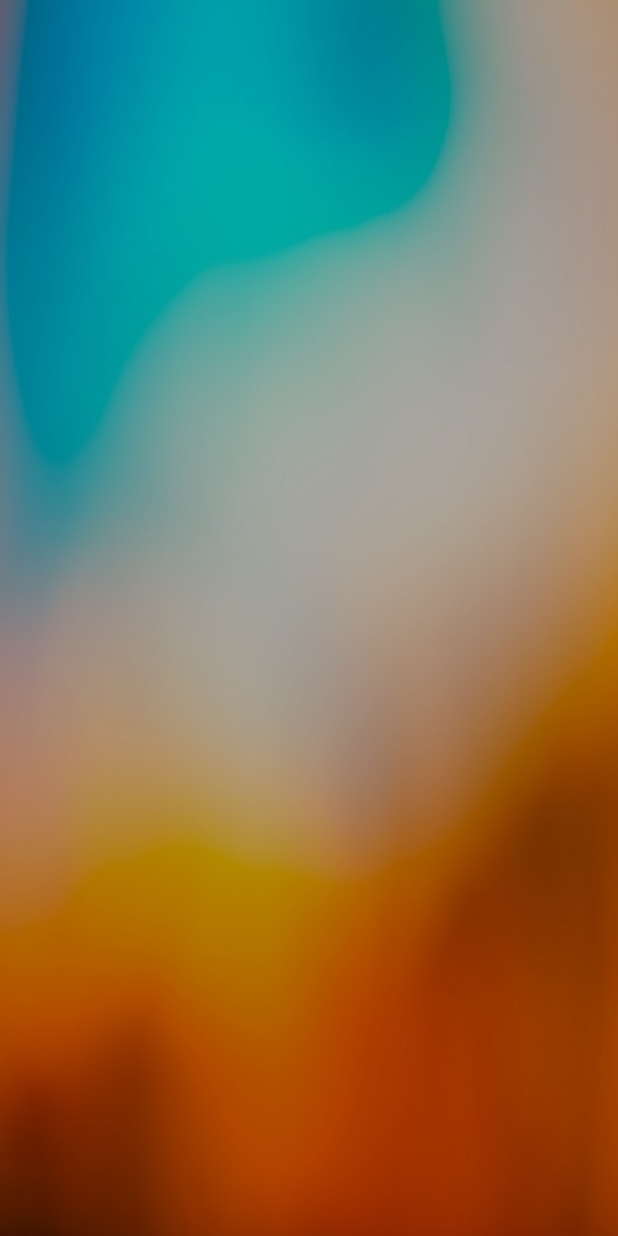
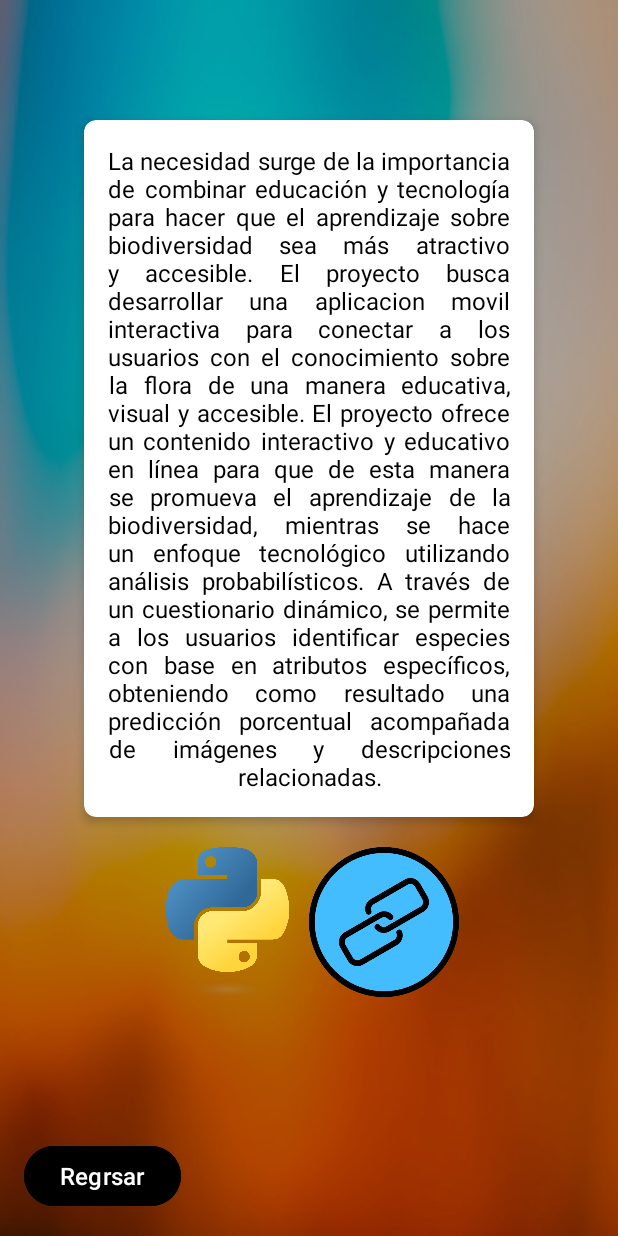
Before and after one commit to AzaelLobos/PrediccionMovil, an Android app: the layout vista_informacion.xml on its own in the app's theme, with its tools: preview values and no code run, on a phone screen of 412 x 824 dp. Run offline under Robolectric (Android 15) with nearby library versions, the phone set to English and light mode, and no system bars.

Commit message:
Cambios en las vistas de informacion y prediccion y creacion de clases java para la informacion y prediccion

```diff
--- a/proyecto/app/src/main/res/layout/vista_informacion.xml
+++ b/proyecto/app/src/main/res/layout/vista_informacion.xml
@@ -1,5 +1,6 @@
 <?xml version="1.0" encoding="utf-8"?>
-<androidx.constraintlayout.widget.ConstraintLayout xmlns:android="http://schemas.android.com/apk/res/android"
+<androidx.constraintlayout.widget.ConstraintLayout
+    xmlns:android="http://schemas.android.com/apk/res/android"
     xmlns:app="http://schemas.android.com/apk/res-auto"
     xmlns:tools="http://schemas.android.com/tools"
     android:id="@+id/main"
@@ -9,7 +10,6 @@
     tools:context=".MainActivity">
 
     <!-- Capa semitransparente (20% de opacidad) -->
-
     <View
         android:id="@+id/overlay"
         android:layout_width="match_parent"
@@ -20,7 +20,70 @@
         app:layout_constraintStart_toStartOf="parent"
         app:layout_constraintTop_toTopOf="parent"/>
 
+    <!-- Recuadro de Texto -->
+    <androidx.cardview.widget.CardView
+        android:id="@+id/cardTexto"
+        android:layout_width="300dp"
+        android:layout_height="wrap_content"
+        android:layout_marginTop="80dp"
+        app:cardCornerRadius="8dp"
+        app:cardElevation="4dp"
+        app:layout_constraintTop_toTopOf="parent"
+        app:layout_constraintStart_toStartOf="parent"
+        app:layout_constraintEnd_toEndOf="parent">
 
+        <TextView
+            android:id="@+id/textoInfo"
+            android:layout_width="match_parent"
+            android:layout_height="wrap_content"
+            android:padding="16dp"
+            android:text="La necesidad surge de la importancia de combinar educación y tecnología para hacer que el aprendizaje sobre biodiversidad sea más atractivo y accesible. El proyecto busca desarrollar una aplicacion movil interactiva para conectar a los usuarios con el conocimiento sobre la flora de una manera educativa, visual y accesible.
+El proyecto ofrece un contenido interactivo y educativo en línea para que de esta manera se promueva el aprendizaje de la biodiversidad, mientras se hace un enfoque tecnológico utilizando análisis probabilísticos. A través de un cuestionario dinámico, se permite a los usuarios identificar especies con base en atributos específicos, obteniendo como resultado una predicción porcentual acompañada de imágenes y descripciones relacionadas."
+            android:textSize="16sp"
+            android:textAlignment="center"
+            android:textColor="@android:color/black"
+            android:justificationMode="inter_word"/>
+    </androidx.cardview.widget.CardView>
 
+    <LinearLayout
+        android:id="@+id/contenedorBotones"
+        android:layout_width="wrap_content"
+        android:layout_height="wrap_content"
+        android:orientation="horizontal"
+        android:layout_marginTop="20dp"
+        app:layout_constraintTop_toBottomOf="@id/cardTexto"
+        app:layout_constraintStart_toStartOf="parent"
+        app:layout_constraintEnd_toEndOf="parent">
+
+        <ImageButton
+            android:id="@+id/btnWeb1"
+            android:layout_width="100dp"
+            android:layout_height="100dp"
+            android:background="?attr/selectableItemBackgroundBorderless"
+            android:src="@drawable/img"
+            android:scaleType="fitCenter"
+            android:contentDescription="Botón 1"/>
+
+        <ImageButton
+            android:id="@+id/btnWeb2"
+            android:layout_width="100dp"
+            android:layout_height="100dp"
+            android:background="?attr/selectableItemBackgroundBorderless"
+            android:src="@drawable/img_1"
+            android:scaleType="fitCenter"
+            android:contentDescription="Botón 2"/>
+    </LinearLayout>
+
+    <Button
+        android:id="@+id/btnVolver"
+        android:layout_width="wrap_content"
+        android:layout_height="wrap_content"
+        android:text="Regrsar"
+        android:textSize="16sp"
+        android:backgroundTint="@color/black"
+        android:textColor="@color/white"
+        android:layout_margin="16dp"
+        app:layout_constraintBottom_toBottomOf="parent"
+        app:layout_constraintStart_toStartOf="parent"/>
 
 </androidx.constraintlayout.widget.ConstraintLayout>
--- a/proyecto/app/src/main/res/layout/vista_prediccion.xml
+++ b/proyecto/app/src/main/res/layout/vista_prediccion.xml
@@ -76,6 +76,7 @@
                         android:layout_height="wrap_content"
                         android:layout_marginTop="20dp" />
 
+
                     <Spinner
                         android:id="@+id/pregunta2"
                         android:layout_width="match_parent"
```
Also changed, not shown: proyecto/app/src/main/java/com/example/prediccion/Informacion.java (added, +33 -0 lines), proyecto/app/src/main/java/com/example/prediccion/Prediccion.java (added, +37 -0 lines), proyecto/app/src/main/res/values/strings.xml (+7 -0 lines), proyecto/app/src/main/res/drawable/img.png (added), proyecto/app/src/main/res/drawable/img_1.png (added).
